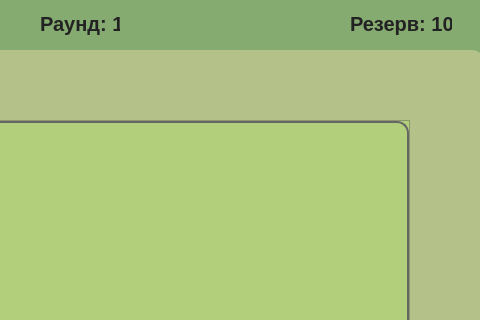
This is gamewindow.ui in SophaGekk/domino as Qt 5 draws it before an edit; both pictures show x 320 to 800 and y 0 to 320 of the 800 by 600 pixel window. The edited form follows.
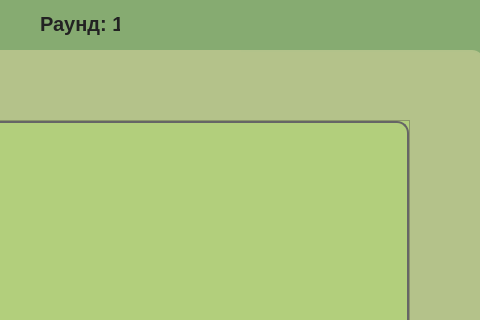
This is the edited form. Icons and pictures are not drawn.

Diff of the .ui file:
```diff
--- a/gamewindow.ui
+++ b/gamewindow.ui
@@ -352,6 +352,22 @@
     <string>Раунд: 1</string>
    </property>
   </widget>
+  <widget class="QWidget" name="verticalLayoutWidget_4">
+   <property name="geometry">
+    <rect>
+     <x>669</x>
+     <y>10</y>
+     <width>121</width>
+     <height>31</height>
+    </rect>
+   </property>
+   <layout class="QVBoxLayout" name="labelReserveLayout"/>
+  </widget>
+  <zorder>labelReserve</zorder>
+  <zorder>gameField</zorder>
+  <zorder>homeButton</zorder>
+  <zorder>labelRound</zorder>
+  <zorder>verticalLayoutWidget_4</zorder>
  </widget>
  <resources>
   <include location="icon.qrc"/>
```
